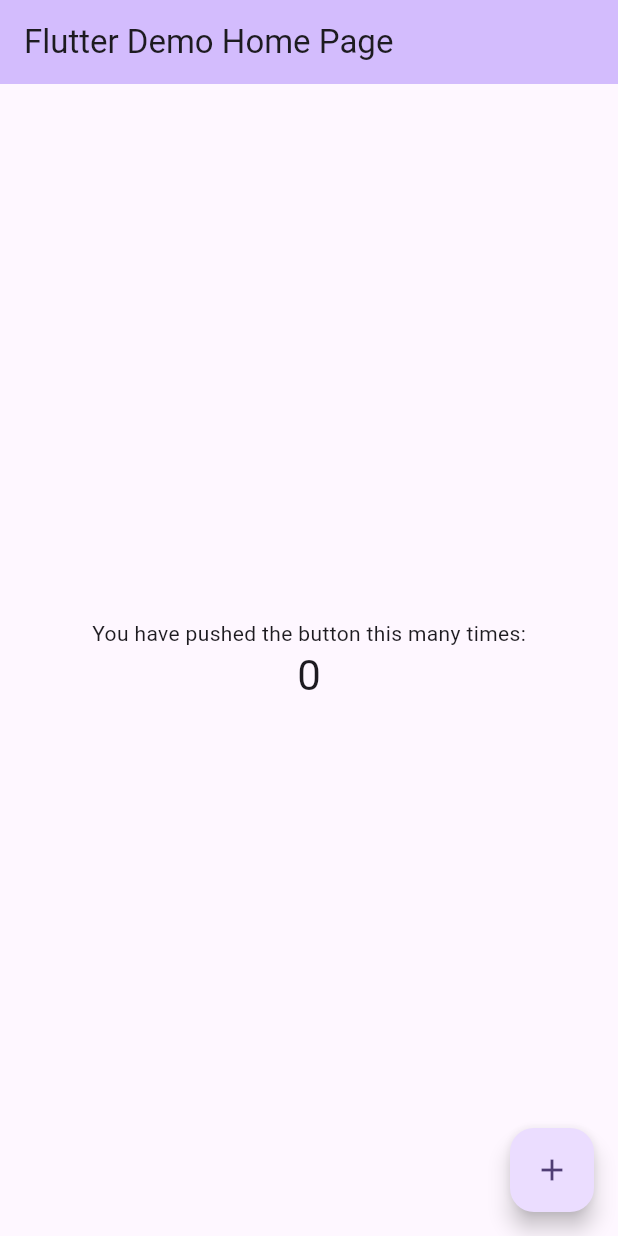
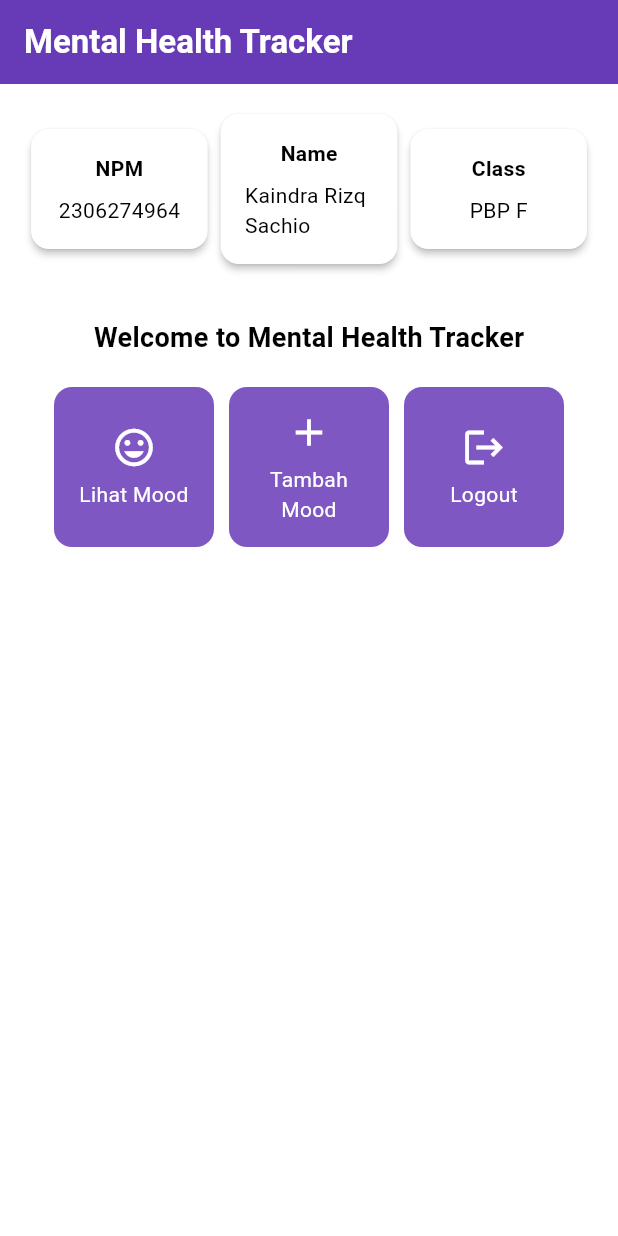
Before and after one commit to kaindraa/mental-health-tracker-mobile, a Flutter app: the screen it shows after launch, on a phone screen of 412 x 824 dp. Run offline on Flutter 3.47's test engine with Material 3 defaults, Android fonts, the phone set to English and light mode, and no system bars.

Commit message:
Menyelesaikan Tutorial 6

```diff
--- a/lib/main.dart
+++ b/lib/main.dart
@@ -1,4 +1,6 @@
 import 'package:flutter/material.dart';
+import 'package:mental_health_tracker/menu.dart';
+
 
 void main() {
   runApp(const MyApp());
@@ -28,98 +30,11 @@ class MyApp extends StatelessWidget {
         //
         // This works for code too, not just values: Most code changes can be
         // tested with just a hot reload.
-        colorScheme: ColorScheme.fromSeed(seedColor: Colors.deepPurple),
-        useMaterial3: true,
+        colorScheme: ColorScheme.fromSwatch(
+          primarySwatch: Colors.deepPurple,
+          ).copyWith(secondary: Colors.deepPurple[400]),
       ),
-      home: const MyHomePage(title: 'Flutter Demo Home Page'),
+      home: MyHomePage(),
     );
   }
 }
-
-class MyHomePage extends StatefulWidget {
-  const MyHomePage({super.key, required this.title});
-
-  // This widget is the home page of your application. It is stateful, meaning
-  // that it has a State object (defined below) that contains fields that affect
-  // how it looks.
-
-  // This class is the configuration for the state. It holds the values (in this
-  // case the title) provided by the parent (in this case the App widget) and
-  // used by the build method of the State. Fields in a Widget subclass are
-  // always marked "final".
-
-  final String title;
-
-  @override
-  State<MyHomePage> createState() => _MyHomePageState();
-}
-
-class _MyHomePageState extends State<MyHomePage> {
-  int _counter = 0;
-
-  void _incrementCounter() {
-    setState(() {
-      // This call to setState tells the Flutter framework that something has
-      // changed in this State, which causes it to rerun the build method below
-      // so that the display can reflect the updated values. If we changed
-      // _counter without calling setState(), then the build method would not be
-      // called again, and so nothing would appear to happen.
-      _counter++;
-    });
-  }
-
-  @override
-  Widget build(BuildContext context) {
-    // This method is rerun every time setState is called, for instance as done
-    // by the _incrementCounter method above.
-    //
-    // The Flutter framework has been optimized to make rerunning build methods
-    // fast, so that you can just rebuild anything that needs updating rather
-    // than having to individually change instances of widgets.
-    return Scaffold(
-      appBar: AppBar(
-        // TRY THIS: Try changing the color here to a specific color (to
-        // Colors.amber, perhaps?) and trigger a hot reload to see the AppBar
-        // change color while the other colors stay the same.
-        backgroundColor: Theme.of(context).colorScheme.inversePrimary,
-        // Here we take the value from the MyHomePage object that was created by
-        // the App.build method, and use it to set our appbar title.
-        title: Text(widget.title),
-      ),
-      body: Center(
-        // Center is a layout widget. It takes a single child and positions it
-        // in the middle of the parent.
-        child: Column(
-          // Column is also a layout widget. It takes a list of children and
-          // arranges them vertically. By default, it sizes itself to fit its
-          // children horizontally, and tries to be as tall as its parent.
-          //
-          // Column has various properties to control how it sizes itself and
-          // how it positions its children. Here we use mainAxisAlignment to
-          // center the children vertically; the main axis here is the vertical
-          // axis because Columns are vertical (the cross axis would be
-          // horizontal).
-          //
-          // TRY THIS: Invoke "debug painting" (choose the "Toggle Debug Paint"
-          // action in the IDE, or press "p" in the console), to see the
-          // wireframe for each widget.
-          mainAxisAlignment: MainAxisAlignment.center,
-          children: <Widget>[
-            const Text(
-              'You have pushed the button this many times:',
-            ),
-            Text(
-              '$_counter',
-              style: Theme.of(context).textTheme.headlineMedium,
-            ),
-          ],
-        ),
-      ),
-      floatingActionButton: FloatingActionButton(
-        onPressed: _incrementCounter,
-        tooltip: 'Increment',
-        child: const Icon(Icons.add),
-      ), // This trailing comma makes auto-formatting nicer for build methods.
-    );
-  }
-}
--- /dev/null
+++ b/lib/menu.dart
@@ -0,0 +1,194 @@
+import 'package:flutter/material.dart';
+
+class MyHomePage extends StatelessWidget {
+  final String npm = '2306274964'; // NPM
+  final String name = 'Kaindra Rizq Sachio'; // Nama
+  final String className = 'PBP F'; // Kelas
+
+  final List<ItemHomepage> items = [
+         ItemHomepage("Lihat Mood", Icons.mood),
+         ItemHomepage("Tambah Mood", Icons.add),
+         ItemHomepage("Logout", Icons.logout),
+     ];
+
+
+
+
+  MyHomePage({super.key});
+
+  @override
+  @override
+  Widget build(BuildContext context) {
+    // Scaffold menyediakan struktur dasar halaman dengan AppBar dan body.
+    return Scaffold(
+      // AppBar adalah bagian atas halaman yang menampilkan judul.
+      appBar: AppBar(
+        // Judul aplikasi "Mental Health Tracker" dengan teks putih dan tebal.
+        title: const Text(
+          'Mental Health Tracker',
+          style: TextStyle(
+            color: Colors.white,
+            fontWeight: FontWeight.bold,
+          ),
+        ),
+        // Warna latar belakang AppBar diambil dari skema warna tema aplikasi.
+        backgroundColor: Theme.of(context).colorScheme.primary,
+      ),
+      // Body halaman dengan padding di sekelilingnya.
+      body: Padding(
+        padding: const EdgeInsets.all(16.0),
+        // Menyusun widget secara vertikal dalam sebuah kolom.
+        child: Column(
+          crossAxisAlignment: CrossAxisAlignment.center,
+          children: [
+            // Row untuk menampilkan 3 InfoCard secara horizontal.
+            Row(
+              mainAxisAlignment: MainAxisAlignment.spaceEvenly,
+              children: [
+                InfoCard(title: 'NPM', content: npm),
+                InfoCard(title: 'Name', content: name),
+                InfoCard(title: 'Class', content: className),
+              ],
+            ),
+
+            // Memberikan jarak vertikal 16 unit.
+            const SizedBox(height: 16.0),
+
+            // Menempatkan widget berikutnya di tengah halaman.
+            Center(
+              child: Column(
+                // Menyusun teks dan grid item secara vertikal.
+
+                children: [
+                  // Menampilkan teks sambutan dengan gaya tebal dan ukuran 18.
+                  const Padding(
+                    padding: EdgeInsets.only(top: 16.0),
+                    child: Text(
+                      'Welcome to Mental Health Tracker',
+                      style: TextStyle(
+                        fontWeight: FontWeight.bold,
+                        fontSize: 18.0,
+                      ),
+                    ),
+                  ),
+
+                  // Grid untuk menampilkan ItemCard dalam bentuk grid 3 kolom.
+                  GridView.count(
+                    primary: true,
+                    padding: const EdgeInsets.all(20),
+                    crossAxisSpacing: 10,
+                    mainAxisSpacing: 10,
+                    crossAxisCount: 3,
+                    // Agar grid menyesuaikan tinggi kontennya.
+                    shrinkWrap: true,
+
+                    // Menampilkan ItemCard untuk setiap item dalam list items.
+                    children: items.map((ItemHomepage item) {
+                      return ItemCard(item);
+                    }).toList(),
+                  ),
+                ],
+              ),
+            ),
+          ],
+        ),
+      ),
+    );
+  }
+}
+
+class InfoCard extends StatelessWidget {
+  // Kartu informasi yang menampilkan title dan content.
+
+  final String title;  // Judul kartu.
+  final String content;  // Isi kartu.
+
+  const InfoCard({super.key, required this.title, required this.content});
+
+  @override
+  Widget build(BuildContext context) {
+    return Card(
+      // Membuat kotak kartu dengan bayangan dibawahnya.
+      elevation: 2.0,
+      child: Container(
+        // Mengatur ukuran dan jarak di dalam kartu.
+        width: MediaQuery.of(context).size.width / 3.5, // menyesuaikan dengan lebar device yang digunakan.
+        padding: const EdgeInsets.all(16.0),
+        // Menyusun title dan content secara vertikal.
+        child: Column(
+          children: [
+            Text(
+              title,
+              style: const TextStyle(fontWeight: FontWeight.bold),
+            ),
+            const SizedBox(height: 8.0),
+            Text(content),
+          ],
+        ),
+      ),
+    );
+  }
+}
+
+
+class ItemHomepage {
+     final String name;
+     final IconData icon;
+
+     ItemHomepage(this.name, this.icon);
+ }
+
+
+class ItemCard extends StatelessWidget {
+  // Menampilkan kartu dengan ikon dan nama.
+
+  final ItemHomepage item;
+
+  const ItemCard(this.item, {super.key});
+
+  @override
+  Widget build(BuildContext context) {
+    return Material(
+      // Menentukan warna latar belakang dari tema aplikasi.
+      color: Theme.of(context).colorScheme.secondary,
+      // Membuat sudut kartu melengkung.
+      borderRadius: BorderRadius.circular(12),
+
+      child: InkWell(
+        // Aksi ketika kartu ditekan.
+        onTap: () {
+          // Menampilkan pesan SnackBar saat kartu ditekan.
+          ScaffoldMessenger.of(context)
+            ..hideCurrentSnackBar()
+            ..showSnackBar(
+              SnackBar(content: Text("Kamu telah menekan tombol ${item.name}!"))
+            );
+        },
+        // Container untuk menyimpan Icon dan Text
+        child: Container(
+          padding: const EdgeInsets.all(8),
+          child: Center(
+            child: Column(
+              // Menyusun ikon dan teks di tengah kartu.
+              mainAxisAlignment: MainAxisAlignment.center,
+              children: [
+                Icon(
+                  item.icon,
+                  color: Colors.white,
+                  size: 30.0,
+                ),
+                const Padding(padding: EdgeInsets.all(3)),
+                Text(
+                  item.name,
+                  textAlign: TextAlign.center,
+                  style: const TextStyle(color: Colors.white),
+                ),
+              ],
+            ),
+          ),
+        ),
+      ),
+    );
+  }
+
+}
```
